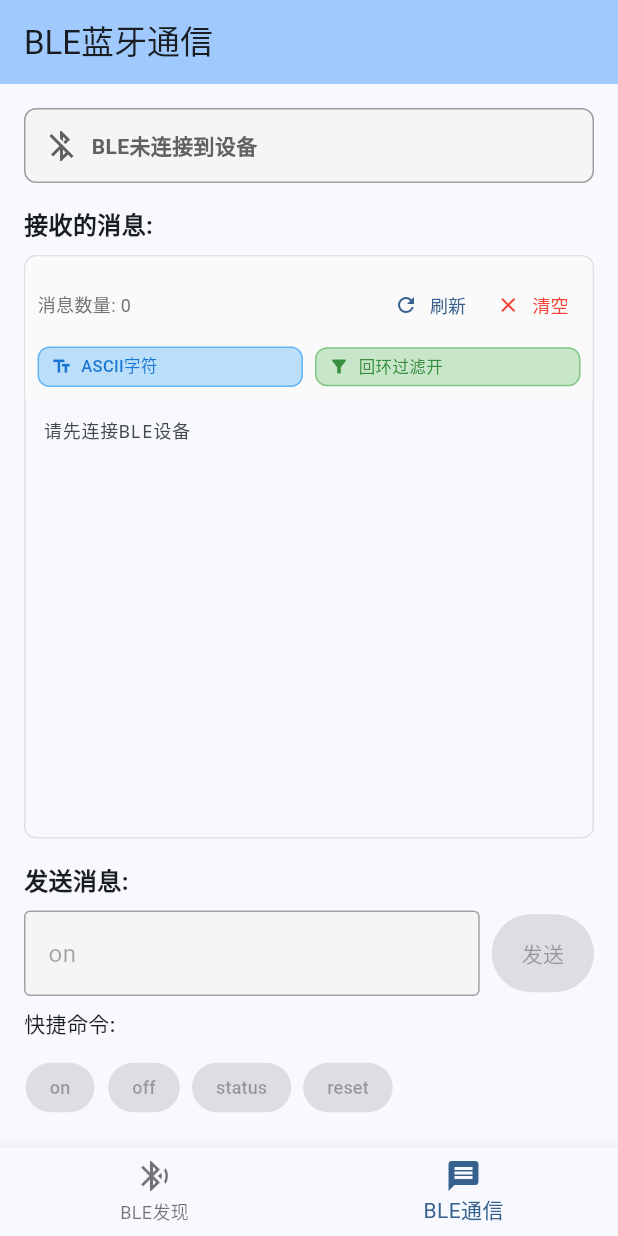
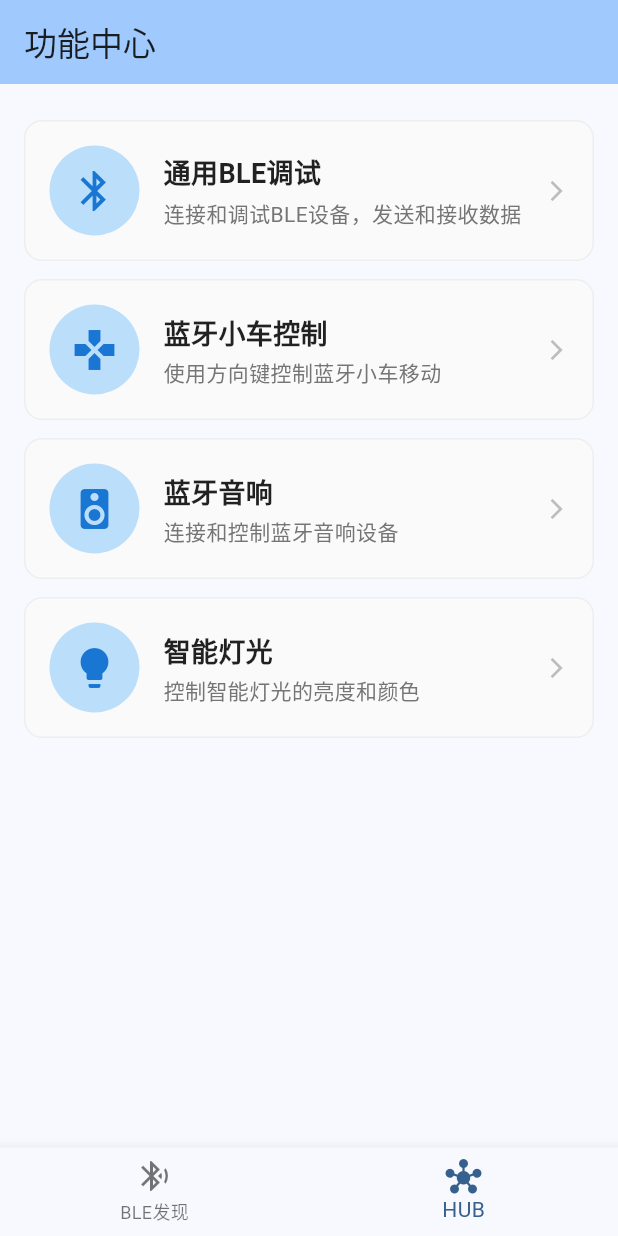
Before and after one commit to Jayson-Pan/bluetooth_rano, a Flutter app: the screen it shows after launch, item 2 of the bottom bar chosen, on a phone screen of 412 x 824 dp. Run offline on Flutter 3.47's test engine with Material 3 defaults, Android fonts, the phone set to English and light mode, and no system bars; our stand-ins replace flutter_blue_plus, permission_handler.

Commit message:
更新主页面和底部导航栏，替换蓝牙通信页面为Hub页面。

```diff
--- /dev/null
+++ b/lib/hub_page.dart
@@ -0,0 +1,161 @@
+import 'package:flutter/material.dart';
+import 'bluetooth_communication_page.dart';
+import 'bluetooth_remote_control_page.dart';
+
+class HubPage extends StatelessWidget {
+  const HubPage({super.key});
+
+  @override
+  Widget build(BuildContext context) {
+    return Scaffold(
+      appBar: AppBar(
+        title: const Text('功能中心'),
+        backgroundColor: Theme.of(context).colorScheme.inversePrimary,
+      ),
+      body: ListView(
+        padding: const EdgeInsets.all(16),
+        children: [
+          const SizedBox(height: 8),
+          _buildHubItem(
+            context,
+            icon: Icons.bluetooth,
+            title: '通用BLE调试',
+            description: '连接和调试BLE设备，发送和接收数据',
+            onTap: () {
+              Navigator.push(
+                context,
+                MaterialPageRoute(
+                  builder: (context) => const BluetoothCommunicationPage(),
+                ),
+              );
+            },
+          ),
+          const SizedBox(height: 12),
+          _buildHubItem(
+            context,
+            icon: Icons.gamepad,
+            title: '蓝牙小车控制',
+            description: '使用方向键控制蓝牙小车移动',
+            onTap: () {
+              Navigator.push(
+                context,
+                MaterialPageRoute(
+                  builder: (context) => const BluetoothRemoteControlPage(),
+                ),
+              );
+            },
+          ),
+          const SizedBox(height: 12),
+          _buildHubItem(
+            context,
+            icon: Icons.speaker,
+            title: '蓝牙音响',
+            description: '连接和控制蓝牙音响设备',
+            onTap: () {
+              _showComingSoon(context, '蓝牙音响');
+            },
+          ),
+          const SizedBox(height: 12),
+          _buildHubItem(
+            context,
+            icon: Icons.lightbulb,
+            title: '智能灯光',
+            description: '控制智能灯光的亮度和颜色',
+            onTap: () {
+              _showComingSoon(context, '智能灯光');
+            },
+          ),
+        ],
+      ),
+    );
+  }
+
+  Widget _buildHubItem(
+    BuildContext context, {
+    required IconData icon,
+    required String title,
+    required String description,
+    required VoidCallback onTap,
+  }) {
+    return InkWell(
+      onTap: onTap,
+      borderRadius: BorderRadius.circular(12),
+      child: Container(
+        padding: const EdgeInsets.all(16),
+        decoration: BoxDecoration(
+          color: Colors.grey.shade50,
+          borderRadius: BorderRadius.circular(12),
+          border: Border.all(color: Colors.grey.shade200),
+        ),
+        child: Row(
+          children: [
+            // 左侧图标
+            Container(
+              width: 60,
+              height: 60,
+              decoration: BoxDecoration(
+                color: Colors.blue.shade100,
+                borderRadius: BorderRadius.circular(30),
+              ),
+              child: Icon(
+                icon,
+                size: 32,
+                color: Colors.blue.shade700,
+              ),
+            ),
+            const SizedBox(width: 16),
+
+            // 右侧文字内容
+            Expanded(
+              child: Column(
+                crossAxisAlignment: CrossAxisAlignment.start,
+                children: [
+                  Text(
+                    title,
+                    style: const TextStyle(
+                      fontSize: 18,
+                      fontWeight: FontWeight.bold,
+                      color: Colors.black87,
+                    ),
+                  ),
+                  const SizedBox(height: 4),
+                  Text(
+                    description,
+                    style: TextStyle(
+                      fontSize: 14,
+                      color: Colors.grey.shade600,
+                      height: 1.3,
+                    ),
+                  ),
+                ],
+              ),
+            ),
+
+            // 右侧箭头
+            Icon(
+              Icons.arrow_forward_ios,
+              size: 16,
+              color: Colors.grey.shade400,
+            ),
+          ],
+        ),
+      ),
+    );
+  }
+
+  void _showComingSoon(BuildContext context, String feature) {
+    showDialog(
+      context: context,
+      builder: (context) => AlertDialog(
+        title: Text('$feature 功能'),
+        content: const Text('此功能即将推出，敬请期待！'),
+        actions: [
+          TextButton(
+            onPressed: () => Navigator.pop(context),
+            child: const Text('确定'),
+          ),
+        ],
+      ),
+    );
+  }
+}
--- a/lib/main.dart
+++ b/lib/main.dart
@@ -1,18 +1,18 @@
 import 'package:flutter/material.dart';
 import 'bluetooth_discovery_page.dart';
-import 'bluetooth_communication_page.dart';
+import 'hub_page.dart';
 
 void main() {
-  runApp(const BluetoothApp());
+  runApp(const QTsteamHubApp());
 }
 
-class BluetoothApp extends StatelessWidget {
-  const BluetoothApp({super.key});
+class QTsteamHubApp extends StatelessWidget {
+  const QTsteamHubApp({super.key});
 
   @override
   Widget build(BuildContext context) {
     return MaterialApp(
-      title: 'BLE蓝牙控制应用',
+      title: 'QTsteam Hub',
       theme: ThemeData(
         colorScheme: ColorScheme.fromSeed(seedColor: Colors.blue),
         useMaterial3: true,
@@ -34,7 +34,7 @@ class _MainPageState extends State<MainPage> {
 
   final List<Widget> _pages = [
     const BluetoothDiscoveryPage(),
-    const BluetoothCommunicationPage(),
+    const HubPage(),
   ];
 
   @override
@@ -58,8 +58,8 @@ class _MainPageState extends State<MainPage> {
             label: 'BLE发现',
           ),
           BottomNavigationBarItem(
-            icon: Icon(Icons.message),
-            label: 'BLE通信',
+            icon: Icon(Icons.hub),
+            label: 'HUB',
           ),
         ],
       ),
```
Also changed, not shown: lib/bluetooth_remote_control_page.dart (added, +391 -0 lines).
